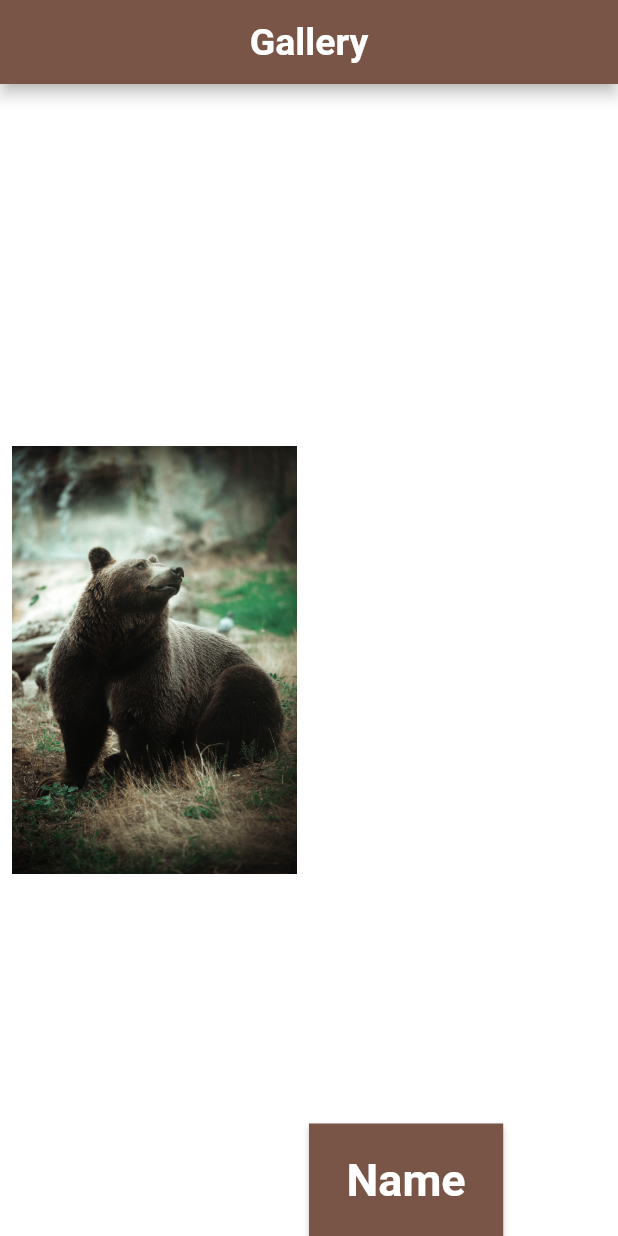
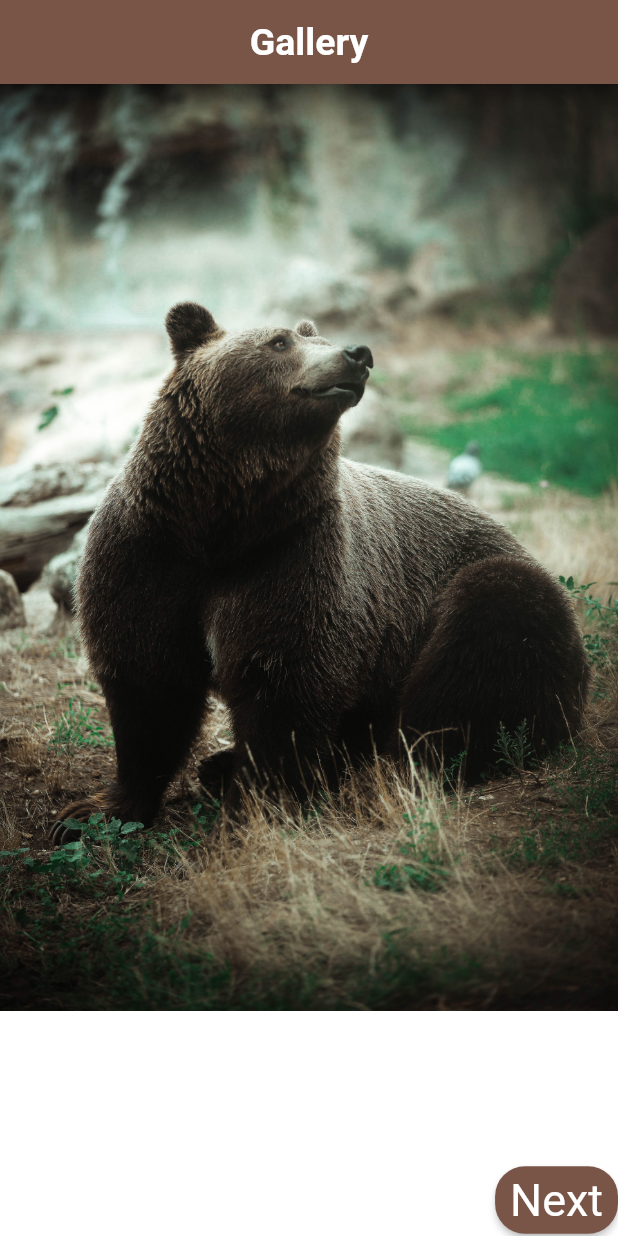
Before and after one commit to iamTruthy/Animal-Gallery, a Flutter app: the screen it shows after launch, on a phone screen of 412 x 824 dp. Run offline on Flutter 3.47's test engine with Material 2 defaults, Android fonts, the phone set to English and light mode, and no system bars; our stand-ins replace audioplayers; Roboto replaces fonts that are missing (NewTegomin).

Commit message:
made a minor correction

```diff
--- a/lib/main.dart
+++ b/lib/main.dart
@@ -49,38 +49,37 @@ class _PictureState extends State<Picture> {
   @override
   Widget build(BuildContext context) {
     return SafeArea(
-      child: Center(
-        child: Row(
+      child: Column(
         children: <Widget>[
+            Image(
+              width: 450,
+              image:AssetImage ('images/animal$picFrame.jpg'),
+            ),
+
+
+
           Expanded(
-              child: TextButton(
+            child: Align(
+              alignment: Alignment.bottomRight,
+              child: ElevatedButton(
+                child: Text('Next'),
                 onPressed: () {
-                  print('flip');
                   cheese();
                   final player = AudioCache();
                   player.play('flip.wav');
-                },
-                child: Image.asset('images/animal$picFrame.jpg'),
-              ),
-            ),
-            Expanded(
-              child: Align(
-                alignment: Alignment.bottomLeft,
-                child: ElevatedButton(
-                  child: Text('Name'),
-                  onPressed: () {
                   print('elevated');
                 },
                 style: ElevatedButton.styleFrom(
-                    shape: RoundedRectangleBorder(),
+                  shape: RoundedRectangleBorder(
+                    borderRadius: BorderRadius.circular(20),
+                  ),
                   primary: Colors.brown,
                   padding: EdgeInsets.symmetric(
-                      horizontal: 25,
-                      vertical: 20,
+                    horizontal: 10,
+                    vertical: 5,
                   ),
                   textStyle: TextStyle(
                     fontSize: 30,
-                      fontWeight: FontWeight.bold,
                   ),
                 ),
               ),
@@ -88,7 +87,6 @@ class _PictureState extends State<Picture> {
           )
         ],
       ),
-      ),
     );
   }
 }
```
Lines whose indentation alone changed are shown as unchanged.
